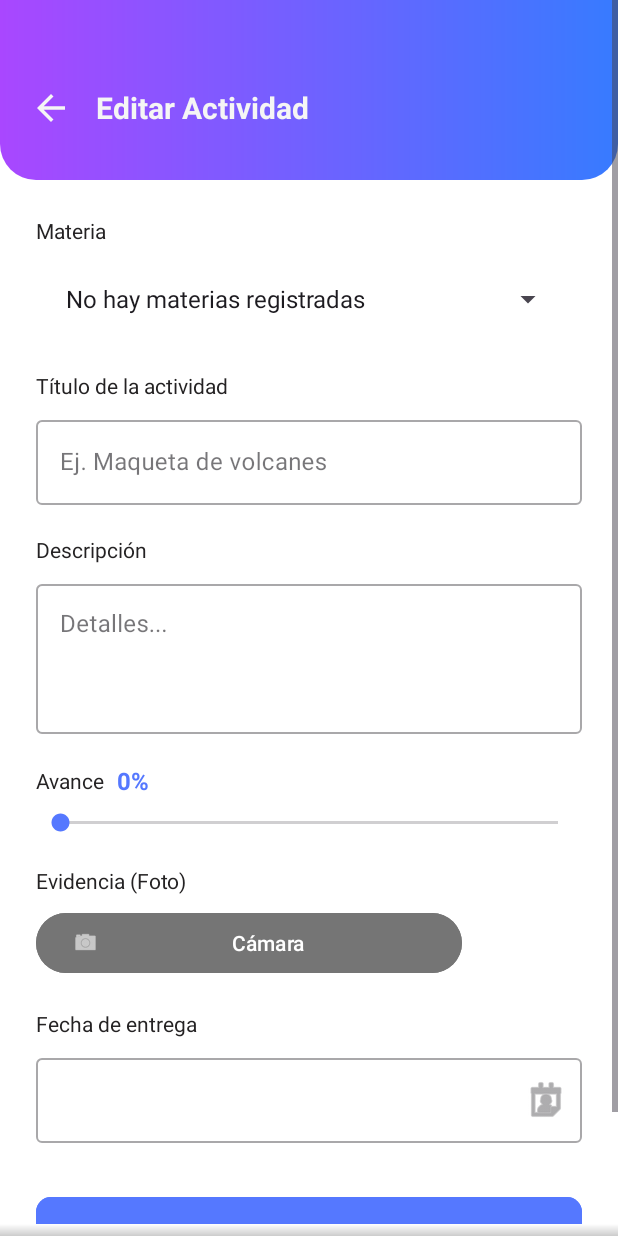
After one commit to IvanIza7/Unibook_DM, an Android app: the fragment EditarActividad placed in its activity, on a phone screen of 412 x 824 dp. The commit adds this screen. Run offline under Robolectric (Android 15) with nearby library versions, the phone set to English and light mode, and no system bars.

Commit message:
Editar Actividad

```diff
--- a/app/src/main/java/com/navify/unibook/Actividad.java
+++ b/app/src/main/java/com/navify/unibook/Actividad.java
@@ -3,6 +3,7 @@ package com.navify.unibook;
 public class Actividad {
     private int id;
     private String nombre;
+    private String descripcion;
     private String materiaNombre;
     private String materiaColor;
     private String materiaIcono;
@@ -24,10 +25,14 @@ public class Actividad {
     // Getters
     public int getId() { return id; }
     public String getNombre() { return nombre; }
+    public String getDescripcion() { return descripcion; }
     public String getMateriaNombre() { return materiaNombre; }
     public String getMateriaColor() { return materiaColor; }
     public String getMateriaIcono() { return materiaIcono; }
     public String getFechaEntrega() { return fechaEntrega; }
     public String getHoraEntrega() { return horaEntrega; }
     public int getPorcentaje() { return porcentaje; }
+
+    // Setters
+    public void setDescripcion(String descripcion) { this.descripcion = descripcion; }
 }
--- /dev/null
+++ b/app/src/main/java/com/navify/unibook/fragments/EditarActividad.java
@@ -0,0 +1,292 @@
+package com.navify.unibook.fragments;
+
+import android.app.Activity;
+import android.app.DatePickerDialog;
+import android.content.Intent;
+import android.graphics.Bitmap;
+import android.graphics.BitmapFactory;
+import android.net.Uri;
+import android.os.Bundle;
+import android.os.Environment;
+import android.provider.MediaStore;
+import android.view.LayoutInflater;
+import android.view.View;
+import android.view.ViewGroup;
+import android.widget.ArrayAdapter;
+import android.widget.ImageView;
+import android.widget.SeekBar;
+import android.widget.Spinner;
+import android.widget.TextView;
+import android.widget.Toast;
+
+import androidx.activity.result.ActivityResultLauncher;
+import androidx.activity.result.contract.ActivityResultContracts;
+import androidx.annotation.NonNull;
+import androidx.annotation.Nullable;
+import androidx.core.content.FileProvider;
+import androidx.fragment.app.Fragment;
+
+import com.google.android.material.button.MaterialButton;
+import com.google.android.material.textfield.TextInputEditText;
+import com.navify.unibook.Actividad;
+import com.navify.unibook.DatabaseHelper;
+import com.navify.unibook.Materia;
+import com.navify.unibook.R;
+
+import java.io.File;
+import java.io.IOException;
+import java.text.SimpleDateFormat;
+import java.util.ArrayList;
+import java.util.Calendar;
+import java.util.Date;
+import java.util.List;
+import java.util.Locale;
+
+public class EditarActividad extends Fragment {
+    private TextInputEditText edtTitulo, edtFecha, edtDescripcion;
+    private Spinner spinnerMaterias;
+    private SeekBar seekBarAvance;
+    private TextView txtPorcentajeValor;
+    private MaterialButton btnTomarFoto;
+    private ImageView imgPreviewFoto;
+    private ImageView btnBack;
+
+    private DatabaseHelper db;
+    private List<Integer> listaIdMaterias = new ArrayList<>();
+    private List<String> listaNombresMaterias = new ArrayList<>();
+
+    private int porcentajeSeleccionado = 0;
+    private String currentPhotoPath = "";
+    private Uri photoUri;
+
+    private int actividadId;
+    private Actividad actividadActual;
+
+    private final ActivityResultLauncher<Intent> cameraLauncher = registerForActivityResult(
+            new ActivityResultContracts.StartActivityForResult(),
+            result -> {
+                if (result.getResultCode() == Activity.RESULT_OK) {
+                    mostrarFotoEnPreview();
+                } else {
+                    Toast.makeText(getContext(), "Foto cancelada", Toast.LENGTH_SHORT).show();
+                }
+            }
+    );
+
+    public EditarActividad() {
+
+    }
+
+    @Nullable
+    @Override
+    public View onCreateView(LayoutInflater inflater, ViewGroup container, Bundle savedInstanceState) {
+        return inflater.inflate(R.layout.fragment_editar_actividad, container, false);
+    }
+
+    @Override
+    public void onViewCreated(@NonNull View view, @Nullable Bundle savedInstanceState) {
+        super.onViewCreated(view, savedInstanceState);
+
+        db = new DatabaseHelper(getContext());
+
+        if (getArguments() != null) {
+            actividadId = getArguments().getInt("actividad_id");
+            actividadActual = db.getActividad(actividadId);
+        }
+
+        edtTitulo = view.findViewById(R.id.inputTitulo);
+        edtDescripcion = view.findViewById(R.id.inputDescripcion);
+        edtFecha = view.findViewById(R.id.inputFecha);
+        spinnerMaterias = view.findViewById(R.id.spinnerMaterias);
+        seekBarAvance = view.findViewById(R.id.seekBarAvance);
+        txtPorcentajeValor = view.findViewById(R.id.txtPorcentajeValor);
+        btnTomarFoto = view.findViewById(R.id.btnTomarFoto);
+        imgPreviewFoto = view.findViewById(R.id.imgPreviewFoto);
+        btnBack = view.findViewById(R.id.btnBack);
+
+        edtFecha.setOnClickListener(v -> mostrarCalendario());
+
+        seekBarAvance.setOnSeekBarChangeListener(new SeekBar.OnSeekBarChangeListener() {
+            @Override
+            public void onProgressChanged(SeekBar seekBar, int progreso, boolean fromUser) {
+                porcentajeSeleccionado = progreso;
+                txtPorcentajeValor.setText(progreso + "%");
+            }
+
+            @Override
+            public void onStartTrackingTouch(SeekBar seekBar) {
+
+            }
+
+            @Override
+            public void onStopTrackingTouch(SeekBar seekBar) {
+
+            }
+        });
+
+        btnTomarFoto.setOnClickListener(v -> abrirCamara());
+
+        cargarMateriasenSpinner();
+        cargarDatosActividad();
+
+        view.findViewById(R.id.btnGuardarActividad).setOnClickListener(v -> guardarCambiosActividad());
+
+        btnBack.setOnClickListener(v -> {
+            if (getParentFragmentManager() != null)
+                getParentFragmentManager().popBackStack();
+        });
+    }
+
+    private void cargarDatosActividad() {
+        if (actividadActual != null) {
+            edtTitulo.setText(actividadActual.getNombre());
+            edtDescripcion.setText(actividadActual.getDescripcion());
+            edtFecha.setText(actividadActual.getFechaEntrega());
+            seekBarAvance.setProgress(actividadActual.getPorcentaje());
+
+            if (actividadActual.getMateriaNombre() != null && !actividadActual.getMateriaNombre().isEmpty()) {
+                for (int i = 0; i < listaNombresMaterias.size(); i++) {
+                    if (listaNombresMaterias.get(i).equals(actividadActual.getMateriaNombre())) {
+                        spinnerMaterias.setSelection(i);
+                        break;
+                    }
+                }
+            }
+        }
+    }
+
+    private void abrirCamara() {
+        Intent takePictureIntent = new Intent(MediaStore.ACTION_IMAGE_CAPTURE);
+
+        if (takePictureIntent.resolveActivity(requireActivity().getPackageManager()) != null) {
+            File photoFile = null;
+            try {
+                photoFile = crearArchivoImagen();
+            } catch (IOException ex) {
+                Toast.makeText(getContext(), "Error creando archivo", Toast.LENGTH_SHORT).show();
+            }
+
+            if (photoFile != null) {
+                photoUri = FileProvider.getUriForFile(requireContext(),
+                        "com.navify.unibook.fileprovider",
+                        photoFile);
+
+                takePictureIntent.putExtra(MediaStore.EXTRA_OUTPUT, photoUri);
+                cameraLauncher.launch(takePictureIntent);
+            }
+        } else {
+            Toast.makeText(getContext(), "No se encontro app de camara", Toast.LENGTH_SHORT).show();
+        }
+    }
+
+    private File crearArchivoImagen() throws IOException {
+        String timestamp = new SimpleDateFormat("yyyyMMdd_HHmmss", Locale.getDefault()).format(new Date());
+        String imageFileName = "JPEG_" + timestamp + "_";
+
+        File storageDir = requireContext().getExternalFilesDir(Environment.DIRECTORY_PICTURES);
+        File image = File.createTempFile(
+                imageFileName,
+                ".jpg",
+                storageDir
+        );
+
+        currentPhotoPath = image.getAbsolutePath();
+        return image;
+    }
+
+    private void mostrarFotoEnPreview() {
+        imgPreviewFoto.setVisibility(View.VISIBLE);
+
+        Bitmap bitmap = BitmapFactory.decodeFile(currentPhotoPath);
+
+        imgPreviewFoto.setImageBitmap(bitmap);
+    }
+
+    private void mostrarCalendario() {
+        final Calendar calendario = Calendar.getInstance();
+        DatePickerDialog datePickerDialog = new DatePickerDialog(getContext(),
+                (view, year, month, dayOfMonth) -> {
+                    String fechaSeleccionada = dayOfMonth + "/" + (month + 1) + "/" + year;
+                    edtFecha.setText(fechaSeleccionada);
+                }, calendario.get(Calendar.YEAR), calendario.get(Calendar.MONTH), calendario.get(Calendar.DAY_OF_MONTH));
+        datePickerDialog.show();
+    }
+
+    private void cargarMateriasenSpinner() {
+        List<Materia> materias = db.obtenerTodasLasMaterias();
+        listaIdMaterias.clear();
+        listaNombresMaterias.clear();
+
+        if (materias.isEmpty()) {
+            listaNombresMaterias.add("No hay materias registradas");
+        } else {
+            for (Materia m : materias) {
+                listaNombresMaterias.add(m.getNombre());
+                listaIdMaterias.add(m.getId());
+            }
+        }
+        ArrayAdapter<String> adapter = new ArrayAdapter<>(getContext(),
+                android.R.layout.simple_spinner_item, listaNombresMaterias);
+        adapter.setDropDownViewResource(android.R.layout.simple_spinner_dropdown_item);
+        spinnerMaterias.setAdapter(adapter);
+    }
+
+    private void guardarCambiosActividad() {
+        String titulo = edtTitulo.getText().toString().trim();
+        String descripcion = edtDescripcion.getText().toString().trim();
+        String fecha = edtFecha.getText().toString().trim();
+
+        if (titulo.isEmpty()) {
+            edtTitulo.setError("Falta titulo");
+            return;
+        }
+        if (fecha.isEmpty()) {
+            edtFecha.setError("Falta fecha");
+            return;
+        }
+        if (listaIdMaterias.isEmpty()) {
+            Toast.makeText(getContext(), "Registra una materia primero", Toast.LENGTH_LONG).show();
+            return;
+        }
+
+        int posicionSpinner = spinnerMaterias.getSelectedItemPosition();
+        int idMateria = listaIdMaterias.get(posicionSpinner);
+
+        int resultado = db.actualizarActividad(
+                actividadId,
+                titulo,
+                descripcion,
+                porcentajeSeleccionado,
+                currentPhotoPath,
+                fecha,
+                idMateria);
+
+        if (resultado > 0) {
+            Toast.makeText(getContext(), "Actividad actualizada", Toast.LENGTH_SHORT).show();
+            if (getParentFragmentManager() != null)
+                getParentFragmentManager().popBackStack();
+        } else {
+            Toast.makeText(getContext(), "Error al actualizar", Toast.LENGTH_SHORT).show();
+        }
+    }
+
+    @Override
+    public void onResume() {
+        super.onResume();
+        if (getActivity() != null) {
+            View custombottomNav = getActivity().findViewById(R.id.customBottomNav);
+            if (custombottomNav != null)
+                custombottomNav.setVisibility(View.GONE);
+        }
+    }
+
+    @Override
+    public void onDestroyView() {
+        super.onDestroyView();
+        if (getActivity() != null) {
+            View custombottomNav = getActivity().findViewById(R.id.customBottomNav);
+            if (custombottomNav != null)
+                custombottomNav.setVisibility(View.VISIBLE);
+        }
+    }
+}
--- /dev/null
+++ b/app/src/main/res/layout/fragment_editar_actividad.xml
@@ -0,0 +1,223 @@
+<?xml version="1.0" encoding="utf-8"?>
+<ScrollView xmlns:android="http://schemas.android.com/apk/res/android"
+    xmlns:app="http://schemas.android.com/apk/res-auto"
+    xmlns:tools="http://schemas.android.com/tools"
+    android:layout_width="match_parent"
+    android:layout_height="match_parent"
+    android:fillViewport="true"
+    android:background="@color/colorBackground">
+
+    <LinearLayout
+        android:orientation="vertical"
+        android:layout_width="match_parent"
+        android:layout_height="wrap_content">
+
+        <LinearLayout
+            android:layout_width="match_parent"
+            android:layout_height="120dp"
+            android:gravity="center_vertical"
+            android:paddingHorizontal="20dp"
+            android:paddingTop="24dp"
+            android:background="@drawable/bg_header_gradiente">
+
+            <ImageView
+                android:id="@+id/btnBack"
+                android:layout_width="28dp"
+                android:layout_height="28dp"
+                android:src="@drawable/ic_back"
+                app:tint="@color/colorHeader" />
+
+            <TextView
+                android:layout_width="wrap_content"
+                android:layout_height="wrap_content"
+                android:layout_marginStart="16dp"
+                android:text="Editar Actividad"
+                android:textColor="@color/colorHeader"
+                android:textSize="20sp"
+                android:textStyle="bold" />
+        </LinearLayout>
+
+        <LinearLayout
+            android:layout_width="match_parent"
+            android:layout_height="wrap_content"
+            android:orientation="vertical"
+            android:padding="24dp">
+
+            <TextView
+                android:layout_width="wrap_content"
+                android:layout_height="wrap_content"
+                android:text="@string/materia"
+                android:textColor="@color/colorTextOnDark"
+                android:textSize="14sp" />
+
+            <FrameLayout
+                android:layout_width="match_parent"
+                android:layout_height="56dp"
+                android:layout_marginTop="8dp"
+                android:background="@drawable/bg_round_card"
+                android:paddingHorizontal="12dp">
+
+                <Spinner
+                    android:id="@+id/spinnerMaterias"
+                    android:layout_width="match_parent"
+                    android:layout_height="match_parent" />
+            </FrameLayout>
+
+            <TextView
+                android:layout_width="wrap_content"
+                android:layout_height="wrap_content"
+                android:layout_marginTop="20dp"
+                android:text="@string/titulo_actividad"
+                android:textColor="@color/colorTextOnDark"
+                android:textSize="14sp" />
+
+            <com.google.android.material.textfield.TextInputLayout
+                android:layout_width="match_parent"
+                android:layout_height="wrap_content"
+                android:layout_marginTop="8dp"
+                style="@style/Widget.MaterialComponents.TextInputLayout.OutlinedBox">
+
+                <com.google.android.material.textfield.TextInputEditText
+                    android:id="@+id/inputTitulo"
+                    android:layout_width="match_parent"
+                    android:layout_height="wrap_content"
+                    android:hint="Ej. Maqueta de volcanes"
+                    android:inputType="textCapSentences"
+                    android:textColor="@color/colorTextOnDark" />
+            </com.google.android.material.textfield.TextInputLayout>
+
+            <TextView
+                android:layout_width="wrap_content"
+                android:layout_height="wrap_content"
+                android:layout_marginTop="20dp"
+                android:text="@string/descripcion"
+                android:textColor="@color/colorTextOnDark"
+                android:textSize="14sp" />
+
+            <com.google.android.material.textfield.TextInputLayout
+                android:layout_width="match_parent"
+                android:layout_height="wrap_content"
+                android:layout_marginTop="8dp"
+                style="@style/Widget.MaterialComponents.TextInputLayout.OutlinedBox">
+
+                <com.google.android.material.textfield.TextInputEditText
+                    android:id="@+id/inputDescripcion"
+                    android:layout_width="match_parent"
+                    android:layout_height="100dp"
+                    android:gravity="top|start"
+                    android:hint="Detalles..."
+                    android:inputType="textMultiLine"
+                    android:textColor="@color/colorTextOnDark" />
+            </com.google.android.material.textfield.TextInputLayout>
+
+            <LinearLayout
+                android:layout_width="match_parent"
+                android:layout_height="wrap_content"
+                android:orientation="horizontal"
+                android:layout_marginTop="20dp"
+                android:gravity="center_vertical">
+
+                <TextView
+                    android:layout_width="wrap_content"
+                    android:layout_height="wrap_content"
+                    android:text="@string/avance"
+                    android:textColor="@color/colorTextOnDark"
+                    android:textSize="14sp" />
+
+                <TextView
+                    android:id="@+id/txtPorcentajeValor"
+                    android:layout_width="wrap_content"
+                    android:layout_height="wrap_content"
+                    android:text="0%"
+                    android:textStyle="bold"
+                    android:textColor="@color/colorAccent"
+                    android:textSize="16sp"
+                    android:layout_marginStart="8dp"/>
+            </LinearLayout>
+
+            <SeekBar
+                android:id="@+id/seekBarAvance"
+                android:layout_width="match_parent"
+                android:layout_height="wrap_content"
+                android:layout_marginTop="8dp"
+                android:max="100"
+                android:progress="0"
+                android:progressTint="@color/colorAccent"
+                android:thumbTint="@color/colorAccent"/>
+
+            <TextView
+                android:layout_width="wrap_content"
+                android:layout_height="wrap_content"
+                android:layout_marginTop="20dp"
+                android:text="@string/evidencia_foto"
+                android:textColor="@color/colorTextOnDark"
+                android:textSize="14sp" />
+
+            <LinearLayout
+                android:layout_width="wrap_content"
+                android:layout_height="wrap_content"
+                android:orientation="horizontal"
+                android:gravity="center_vertical"
+                android:layout_marginTop="8dp">
+
+                <com.google.android.material.button.MaterialButton
+                    android:id="@+id/btnTomarFoto"
+                    android:layout_width="284dp"
+                    android:layout_height="wrap_content"
+                    android:backgroundTint="@color/colorNeutralLight"
+                    android:text="@string/camara"
+                    app:icon="@android:drawable/ic_menu_camera" />
+
+                <ImageView
+                    android:id="@+id/imgPreviewFoto"
+                    android:layout_width="60dp"
+                    android:layout_height="60dp"
+                    android:layout_marginStart="16dp"
+                    android:background="@drawable/bg_round_card"
+                    android:scaleType="centerCrop"
+                    android:visibility="gone"
+                    tools:visibility="visible"
+                    android:src="@android:drawable/ic_menu_gallery"/>
+            </LinearLayout>
+
+            <TextView
+                android:layout_width="wrap_content"
+                android:layout_height="wrap_content"
+                android:layout_marginTop="20dp"
+                android:text="@string/fecha_entrega"
+                android:textColor="@color/colorTextOnDark"
+                android:textSize="14sp" />
+
+            <com.google.android.material.textfield.TextInputLayout
+                android:layout_width="match_parent"
+                android:layout_height="wrap_content"
+                android:layout_marginTop="8dp"
+                app:endIconMode="custom"
+                app:endIconDrawable="@android:drawable/ic_menu_my_calendar"
+                style="@style/Widget.MaterialComponents.TextInputLayout.OutlinedBox">
+
+                <com.google.android.material.textfield.TextInputEditText
+                    android:id="@+id/inputFecha"
+                    android:layout_width="match_parent"
+                    android:layout_height="wrap_content"
+                    android.clickable="true"
+                    android.focusable="false"
+                    android.hint="Seleccionar fecha"
+                    android.textColor="@color/colorTextOnDark" />
+            </com.google.android.material.textfield.TextInputLayout>
+
+
+            <com.google.android.material.button.MaterialButton
+                android:id="@+id/btnGuardarActividad"
+                android:layout_width="match_parent"
+                android:layout_height="60dp"
+                android:layout_marginTop="32dp"
+                android:layout_marginBottom="20dp"
+                android:text="@string/btn_guardar_actividad"
+                app:cornerRadius="10dp"
+                android:backgroundTint="@color/colorAccent"
+                android:textColor="@color/colorTextOnDark" />
+
+        </LinearLayout>
+    </LinearLayout>
+</ScrollView>
```
Also changed, not shown: app/src/main/java/com/navify/unibook/DatabaseHelper.java (+47 -0 lines), app/src/main/java/com/navify/unibook/fragments/HomeFragment.java (+22 -0 lines).
